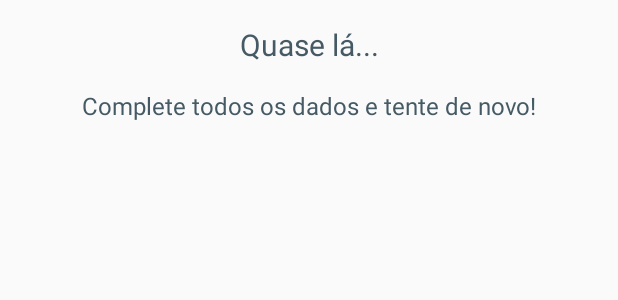
After one commit to KamilaZoldyek/webstack_flights, an Android app: the layout error_no_date_dialog.xml on its own in the app's theme, with its tools: preview values and no code run, on a phone screen of 412 x 824 dp. The commit adds this screen. Shown: the top 300 px of the screen. Run offline under Robolectric (Android 15) with nearby library versions, the phone set to English and light mode, and no system bars.

Commit message:
error handling

```diff
--- a/Webstack_Flights/app/src/main/java/com/example/kamilazoldyek/webstack_flights/util/Constant.java
+++ b/Webstack_Flights/app/src/main/java/com/example/kamilazoldyek/webstack_flights/util/Constant.java
@@ -2,11 +2,10 @@ package com.example.kamilazoldyek.webstack_flights.util;
 
 public class Constant {
 
-    public static String ERR_400_BAD_INPUT = "Infelizmente, aviões convencionais não são " +
-            "capazes de viajar no tempo.\n\nPor favor, reveja os dados que inseriu e " +
-            "escolha datas dentro do presente. \n(Ou procure uma máquina do tempo)";
+    public static String ERR_400_BAD_INPUT = "Confira os dados inseridos\ne tente novamente";
     public static String ERR_401_NOT_LOGGED = "Você não está logado";
     public static String ERR_404_NOT_FOUND = "Não foram encontrados voos";
     public static String ERR_500_SERVER_ERROR = "Erro no servidor";
+    public static String TEST = "WEBSTCKS TEST";
 
 }
--- /dev/null
+++ b/Webstack_Flights/app/src/main/res/layout/error_no_date_dialog.xml
@@ -0,0 +1,28 @@
+<?xml version="1.0" encoding="utf-8"?>
+<LinearLayout xmlns:android="http://schemas.android.com/apk/res/android"
+    android:layout_width="match_parent"
+    android:layout_height="wrap_content"
+    android:orientation="vertical"
+    android:padding="@dimen/padding">
+
+    <TextView
+        android:id="@+id/dialogTitle"
+        style="@style/bodyText.big"
+        android:layout_width="match_parent"
+        android:layout_height="wrap_content"
+        android:layout_gravity="center"
+        android:gravity="center"
+        android:padding="@dimen/padding"
+        android:text="Quase lá..." />
+
+    <TextView
+        android:id="@+id/dialogBody"
+        style="@style/bodyText"
+        android:layout_width="match_parent"
+        android:layout_height="wrap_content"
+        android:layout_gravity="center"
+        android:gravity="center"
+        android:padding="@dimen/padding"
+        android:text="Complete todos os dados e tente de novo!" />
+
+</LinearLayout>
--- a/Webstack_Flights/app/src/main/res/layout/search_trip_activity.xml
+++ b/Webstack_Flights/app/src/main/res/layout/search_trip_activity.xml
@@ -170,7 +170,7 @@
             </LinearLayout>
 
             <LinearLayout
-                android:id="@+id/departureLayout"
+                android:id="@+id/departureDateLayout"
                 android:layout_width="match_parent"
                 android:layout_height="wrap_content"
                 android:layout_margin="@dimen/margin"
@@ -237,7 +237,7 @@
 
 
             <LinearLayout
-                android:id="@+id/returnLayout"
+                android:id="@+id/returnDateLayout"
                 android:layout_width="match_parent"
                 android:layout_height="wrap_content"
                 android:layout_margin="@dimen/margin"
```
Also changed, not shown: Webstack_Flights/app/src/main/java/com/example/kamilazoldyek/webstack_flights/activity/FlightListActivity.java (+0 -7 lines), Webstack_Flights/app/src/main/java/com/example/kamilazoldyek/webstack_flights/activity/SearchActivity.java (+140 -32 lines), Webstack_Flights/app/src/main/res/layout/error_time_dialog.xml (added, +28 -0 lines), Webstack_Flights/app/src/main/res/layout/flight_list_activity.xml (+0 -7 lines).
